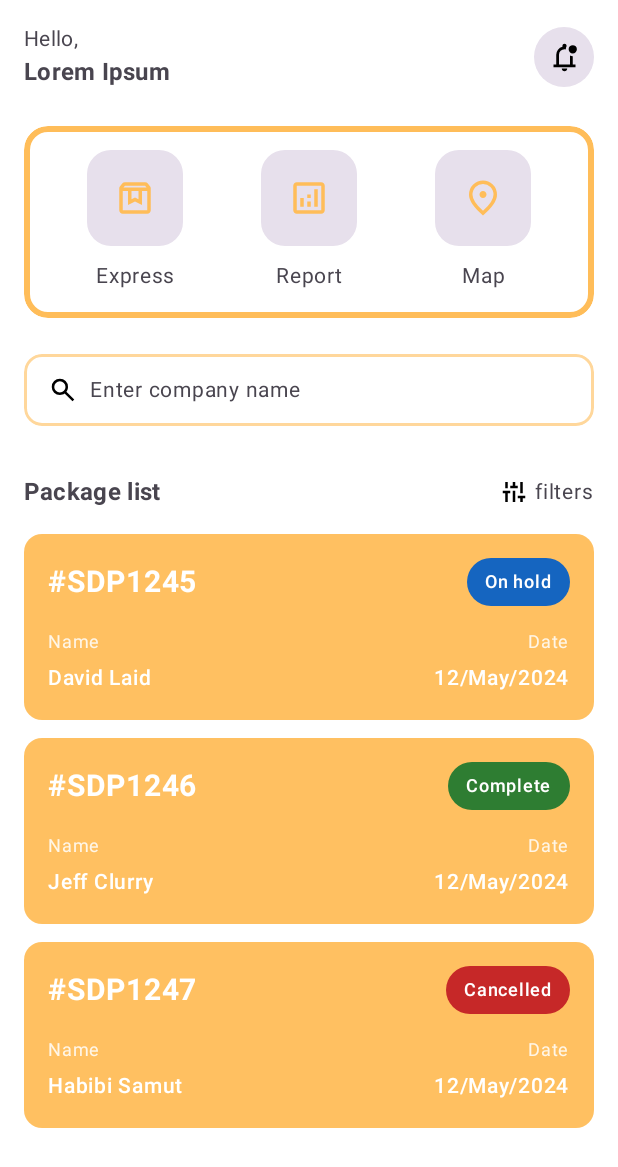
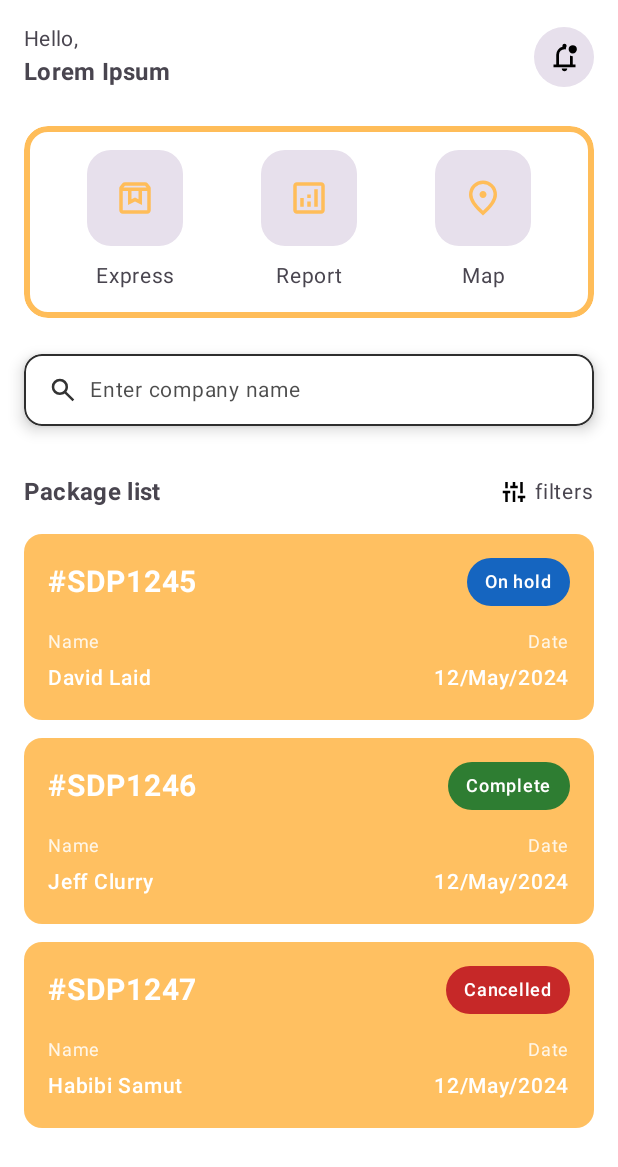
Before and after one commit to Logistic-speedize/speediz-mobile, an Android app built with Jetpack Compose: the @Preview function PackagePreview, on a phone screen of 412 x 824 dp. Shown: the top 1167 px of the screen. Run offline under Robolectric (Android 15) with nearby library versions, the phone set to English and light mode, and no system bars.

Commit message:
make chnage on searhbox stroke

```diff
--- a/app/src/main/java/com/example/speediz/ui/feature/authorized/delivery/ScreenHomeDelivery.kt
+++ b/app/src/main/java/com/example/speediz/ui/feature/authorized/delivery/ScreenHomeDelivery.kt
@@ -1,4 +1,4 @@
-package com.example.speediz.ui.screens // <-- change to your actual package name
+package com.example.speediz.ui.screens
 
 import androidx.compose.foundation.Image
 import androidx.compose.foundation.background
@@ -15,6 +15,7 @@ import androidx.compose.runtime.Composable
 import androidx.compose.ui.Alignment
 import androidx.compose.ui.Modifier
 import androidx.compose.ui.draw.clip
+import androidx.compose.ui.draw.shadow
 import androidx.compose.ui.graphics.Color
 import androidx.compose.ui.graphics.ColorFilter
 import androidx.compose.ui.res.painterResource
@@ -98,29 +99,35 @@ fun ScreenHomeDelivery() {
 
         Spacer(modifier = Modifier.height(24.dp))
 
-        // Search Bar (with border)
+        // 🔍 Search Bar — Subtle black stroke + soft shadow
         Row(
             modifier = Modifier
                 .fillMaxWidth()
+                .shadow(
+                    elevation = 6.dp,
+                    shape = RoundedCornerShape(12.dp),
+                    clip = false
+                )
                 .clip(RoundedCornerShape(12.dp))
+                .background(Color.White)
                 .border(
-                    width = 2.dp,
-                    color = MaterialTheme.colorScheme.primary.copy(alpha = 0.6f),
+                    width = 1.dp,
+                    color = Color(0xFF2E2E2E), // subtle dark gray stroke, not pure black
                     shape = RoundedCornerShape(12.dp)
                 )
-                .background(MaterialTheme.colorScheme.surface)
                 .padding(horizontal = 16.dp, vertical = 12.dp),
             verticalAlignment = Alignment.CenterVertically
         ) {
             Image(
                 painter = painterResource(id = R.drawable.ic_search),
                 contentDescription = "Search",
-                modifier = Modifier.size(20.dp)
+                modifier = Modifier.size(20.dp),
+                colorFilter = ColorFilter.tint(Color.Black.copy(alpha = 0.8f))
             )
             Spacer(modifier = Modifier.width(8.dp))
             Text(
                 text = "Enter company name",
-                color = MaterialTheme.colorScheme.onSurfaceVariant,
+                color = Color.Black.copy(alpha = 0.7f),
                 fontSize = 14.sp
             )
         }
```
